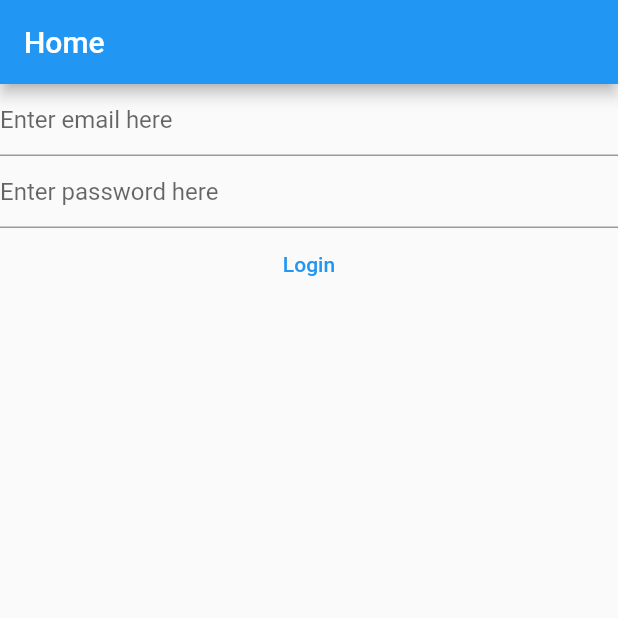
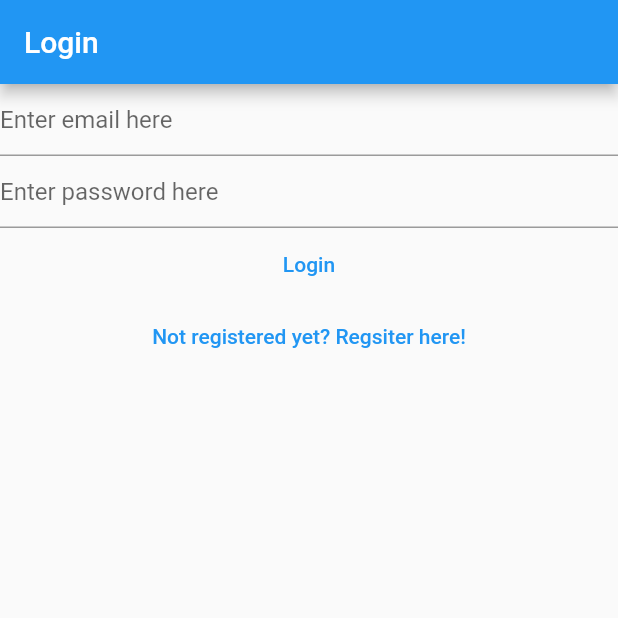
Before and after one commit to SanjulaD/notes-app, a Flutter app: the screen it shows after launch, on a phone screen of 412 x 824 dp, the top half of it. Run offline on Flutter 3.47's test engine with Material 2 defaults, Android fonts, the phone set to English and light mode, and no system bars; our stand-ins replace firebase_auth, firebase_core; accounts and stored records are empty.

Commit message:
feat: login register routing

```diff
--- a/lib/main.dart
+++ b/lib/main.dart
@@ -15,6 +15,10 @@ void main() {
       primarySwatch: Colors.blue,
     ),
     home: const HomePage(),
+    routes: {
+      '/login': (context) => const LoginView(),
+      '/register': (context) => const RegisterView()
+    },
   ));
 }
 
@@ -24,9 +28,6 @@ class HomePage extends StatelessWidget {
   @override
   Widget build(BuildContext context) {
     return Scaffold(
-        appBar: AppBar(
-          title: const Text('Home'),
-        ),
         body: FutureBuilder(
       future: Firebase.initializeApp(
         options: DefaultFirebaseOptions.currentPlatform,
--- a/lib/views/login_view.dart
+++ b/lib/views/login_view.dart
@@ -28,7 +28,9 @@ class _LoginViewState extends State<LoginView> {
 
   @override
   Widget build(BuildContext context) {
-    return Column(
+    return Scaffold(
+      appBar: AppBar(title: const Text('Login')),
+      body: Column(
         children: [
           TextField(
             enableSuggestions: false,
@@ -59,11 +61,17 @@ class _LoginViewState extends State<LoginView> {
                   } else if (e.code == 'wrong-password') {
                     print('Wrong password');
                   }
-                ;
                 }
               },
-            child: const Text('Login'))
+              child: const Text('Login')),
+          TextButton(
+              onPressed: () {
+                Navigator.of(context)
+                    .pushNamedAndRemoveUntil("/register", (route) => false);
+              },
+              child: const Text('Not registered yet? Regsiter here!'))
         ],
+      ),
     );
   }
 }
```
Also changed, not shown: lib/views/register_view.dart (+11 -2 lines). Lines whose indentation alone changed are shown as unchanged.
